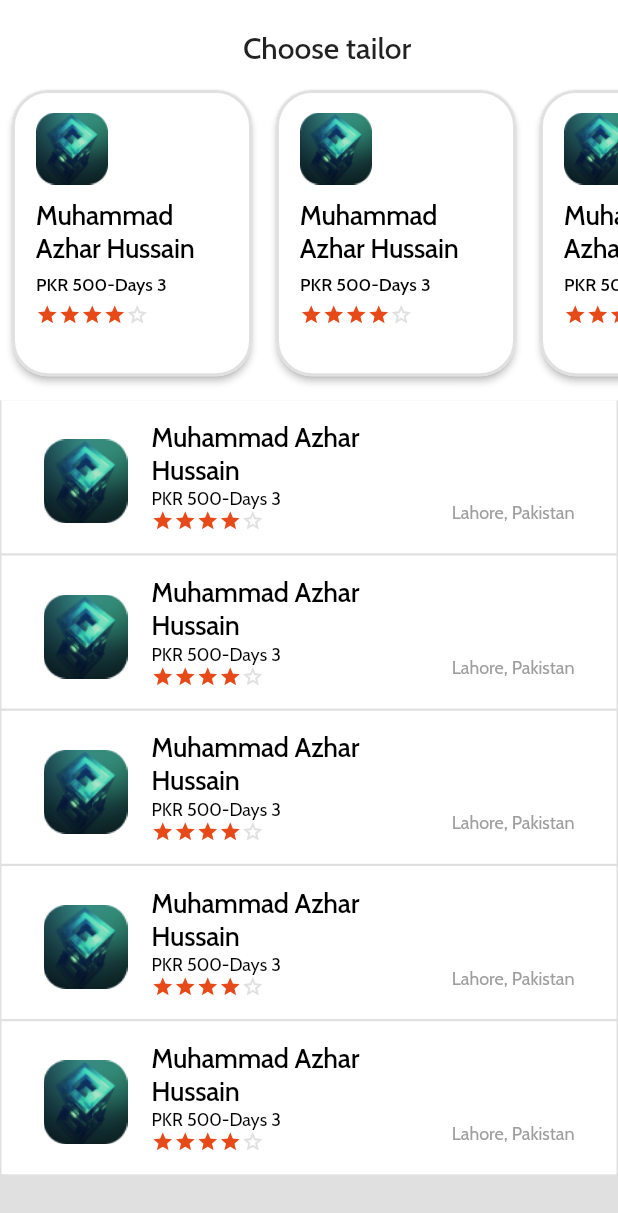
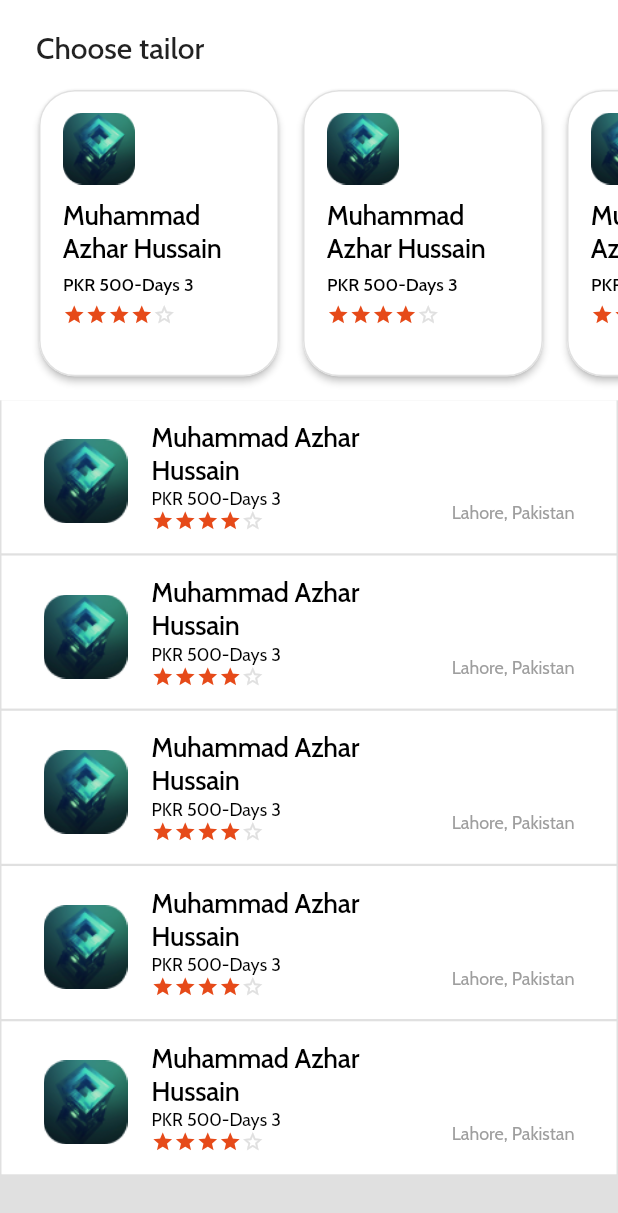
Before and after one commit to RipeSeed/stitch-it-asadullahtariq, a Flutter app: the StitchingTailer screen opened by its route, on a phone screen of 412 x 824 dp. Shown: the top 1213 px of the screen. Run offline on Flutter 3.47's test engine with Material 2 defaults, Android fonts, the phone set to English and light mode, and no system bars; our stand-ins replace google_fonts.

Commit message:
tailer arguments implemented now moving to order confirm page

```diff
--- a/lib/Models/TailerModel.dart
+++ b/lib/Models/TailerModel.dart
@@ -5,6 +5,12 @@ class TailerModel {
   final int days;
   final int price;
   final String address;
+  final int oders;
+  final int years;
+  final double communication;
+  final double delieveryTime;
+  final double goodQuality;
+  final double responceTime;
 
   TailerModel({
     required this.price,
@@ -13,5 +19,11 @@ class TailerModel {
     required this.imagePath,
     required this.days,
     required this.address,
+    required this.oders,
+    required this.years,
+    required this.communication,
+    required this.delieveryTime,
+    required this.goodQuality,
+    required this.responceTime,
   });
 }
--- /dev/null
+++ b/lib/Models/TailerProfileArguments.dart
@@ -0,0 +1,7 @@
+import 'package:practice/Models/TailerModel.dart';
+
+class TailerProfileArguments {
+  final TailerModel tailerModel;
+
+  TailerProfileArguments(this.tailerModel);
+}
--- a/lib/screens/OrderStart.dart
+++ b/lib/screens/OrderStart.dart
@@ -34,12 +34,14 @@ class OrderStart extends StatelessWidget {
                         backColor: Colors.deepOrange[100]!,
                         bordderColor: Colors.deepOrange[100]!,
                         onPressedFunction: nextPage,
+                        stitchingFor: 'Male',
                       ),
                       GenderButton(
                         path: "assets/images/Female.png",
                         backColor: Colors.white,
                         bordderColor: Colors.grey[300]!,
                         onPressedFunction: nextPage,
+                        stitchingFor: 'Female',
                       ),
                     ]),
               ),
--- a/lib/screens/StitchingTailer.dart
+++ b/lib/screens/StitchingTailer.dart
@@ -2,8 +2,6 @@ import 'package:flutter/material.dart';
 import 'package:practice/Models/TailerModel.dart';
 import 'package:practice/widgets/TailerWidget.dart';
 import 'package:practice/widgets/TailerWidgetColumn.dart';
-
-import '../widgets/OrderSttaus.dart';
 
 class StitchingTailer extends StatelessWidget {
   const StitchingTailer({super.key});
@@ -19,6 +17,12 @@ class StitchingTailer extends StatelessWidget {
             imagePath: "assets/images/TailerA.png",
             address: "Lahore, Pakistan",
             days: 3,
+            communication: 4.75,
+            delieveryTime: 4.35,
+            goodQuality: 4.8,
+            oders: 200,
+            responceTime: 4.3,
+            years: 1,
           )),
     );
 
@@ -26,7 +30,7 @@ class StitchingTailer extends StatelessWidget {
       backgroundColor: Colors.white,
       body: Column(
         mainAxisSize: MainAxisSize.min,
-        //crossAxisAlignment: CrossAxisAlignment.start,
+        crossAxisAlignment: CrossAxisAlignment.start,
         children: [
           const SizedBox(
             height: 20,
@@ -40,11 +44,14 @@ class StitchingTailer extends StatelessWidget {
           ),
           Expanded(
             flex: 2,
-            child: ListView.builder(
-              scrollDirection: Axis.horizontal,
-              itemCount: tailerRow.length,
-              itemBuilder: (context, index) =>
-                  TailerWidgetRow(tailerModel: tailerRow[index]),
+            child: Padding(
+              padding: const EdgeInsets.only(left: 18),
+              child: ListView.builder(
+                scrollDirection: Axis.horizontal,
+                itemCount: tailerRow.length,
+                itemBuilder: (context, index) =>
+                    TailerWidgetRow(tailerModel: tailerRow[index]),
+              ),
             ),
           ),
           Expanded(
--- a/lib/widgets/StarRating.dart
+++ b/lib/widgets/StarRating.dart
@@ -40,9 +40,6 @@ class StarRating extends StatelessWidget {
       );
     }
     return new InkResponse(
-      onTap:
-          // ignore: unnecessary_null_comparison
-          onRatingChanged == null ? null : () => onRatingChanged(index + 1.0),
       child: icon,
     );
   }
--- a/lib/widgets/TailerWidget.dart
+++ b/lib/widgets/TailerWidget.dart
@@ -1,6 +1,8 @@
 import 'package:flutter/material.dart';
 import 'package:practice/Models/TailerModel.dart';
+import 'package:practice/Models/TailerProfileArguments.dart';
 import 'package:practice/widgets/StarRating.dart';
+import '../utils/MyRoutes.dart';
 
 class TailerWidgetRow extends StatelessWidget {
   final TailerModel tailerModel;
@@ -15,12 +17,16 @@ class TailerWidgetRow extends StatelessWidget {
         height: 171,
         width: 160,
         child: ElevatedButton(
-          onPressed: () => print("I pressed"),
+          onPressed: (() => Navigator.pushNamed(
+                context,
+                MyRoutes.TailerProfile,
+                arguments: TailerProfileArguments(tailerModel),
+              )),
           style: ButtonStyle(
             shape: MaterialStateProperty.all(
               RoundedRectangleBorder(
                   borderRadius: BorderRadius.circular(24),
-                  side: BorderSide(color: Colors.grey[300]!, width: 2)),
+                  side: BorderSide(color: Colors.grey[300]!, width: 1)),
             ),
             backgroundColor: MaterialStateProperty.all<Color>(Colors.white),
           ),
--- a/lib/widgets/TailerWidgetColumn.dart
+++ b/lib/widgets/TailerWidgetColumn.dart
@@ -1,5 +1,7 @@
 import 'package:flutter/material.dart';
 import 'package:practice/Models/TailerModel.dart';
+import 'package:practice/Models/TailerProfileArguments.dart';
+import 'package:practice/utils/MyRoutes.dart';
 import 'package:practice/widgets/StarRating.dart';
 
 class TailerWidgetColumn extends StatelessWidget {
@@ -9,7 +11,13 @@ class TailerWidgetColumn extends StatelessWidget {
 
   @override
   Widget build(BuildContext context) {
-    return Container(
+    return InkResponse(
+      onTap: () => Navigator.pushNamed(
+        context,
+        MyRoutes.TailerProfile,
+        arguments: TailerProfileArguments(tailerModel),
+      ),
+      child: Container(
         margin: const EdgeInsets.fromLTRB(1, 0, 1, 1.5),
         color: Colors.white,
         child: Padding(
@@ -47,6 +55,7 @@ class TailerWidgetColumn extends StatelessWidget {
             ),
           ),
         ),
+      ),
     );
   }
 }
```
Also changed, not shown: lib/screens/OrderPage.dart (+7 -5 lines), lib/screens/StitchType.dart (+7 -1 lines), lib/screens/StitchingDuration.dart (+8 -1 lines), lib/screens/StitchingPrice.dart (+7 -1 lines), lib/screens/StitchingSize.dart (+12 -2 lines), lib/screens/TailerProfile.dart (+23 -21 lines), lib/widgets/GenderButton.dart (+16 -7 lines). Lines whose indentation alone changed are shown as unchanged.
